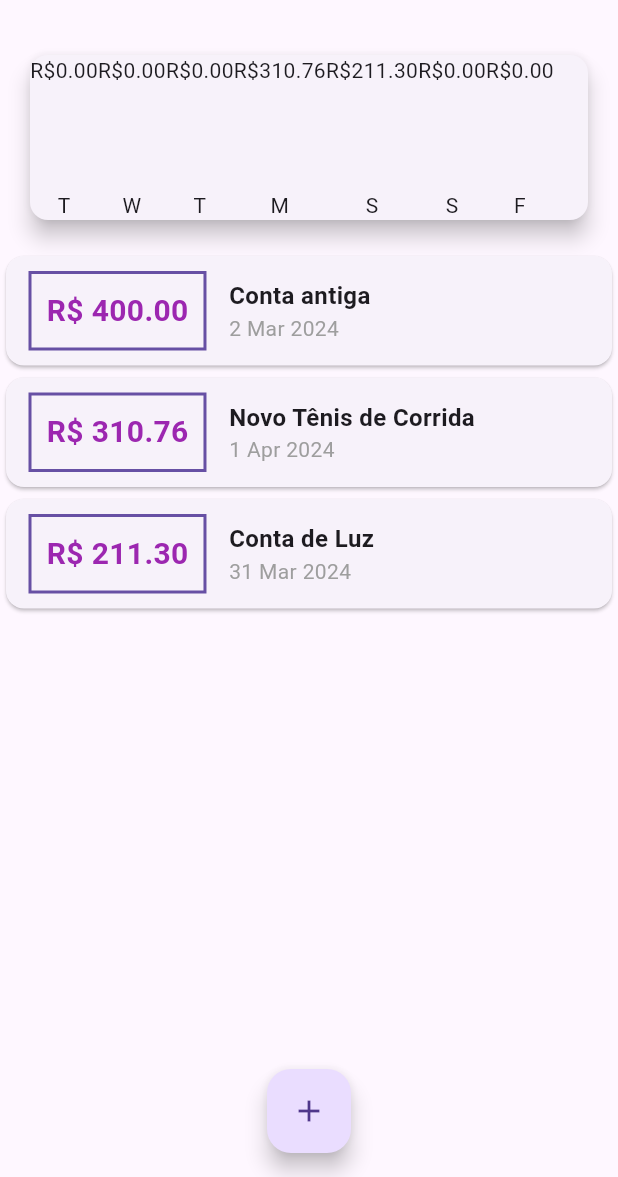
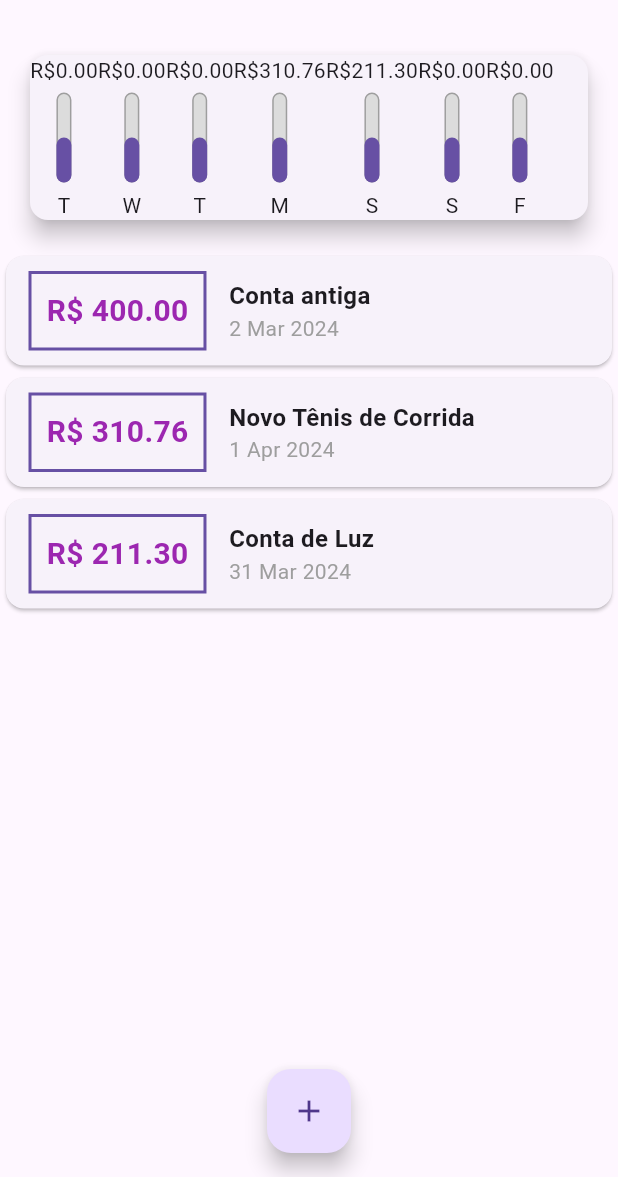
Before and after one commit to PedroHSiqueira/Flutter_Expenses, a Flutter app: the screen it shows after launch, on a phone screen of 412 x 824 dp, the part 59-1236 px from its top. Run offline on Flutter 3.47's test engine with Material 3 defaults, Android fonts, the phone set to English and light mode, and no system bars; Roboto replaces fonts that are missing (OpenSans).

Commit message:
🔨 Feat: Add color to the bar

```diff
--- a/lib/components/chart.dart
+++ b/lib/components/chart.dart
@@ -40,9 +40,10 @@ class Chart extends StatelessWidget {
       child: Row(
         children: groupedTrasaction.map((tr) {
           return ChartBar(
-              label: tr["day"] as String,
-              value: tr["value"] as double,
-              percentage: 0);
+            label: tr["day"] as String,
+            value: tr["value"] as double,
+            percentage: 0.5,
+          );
         }).toList(),
       ),
     );
--- a/lib/components/chart_bar.dart
+++ b/lib/components/chart_bar.dart
@@ -17,13 +17,38 @@ class ChartBar extends StatelessWidget {
     return Column(
       children: [
         Text("R\$${value.toStringAsFixed(2)}"),
-        const SizedBox(height: 5,),
+        const SizedBox(
+          height: 5,
+        ),
         Container(
           height: 60,
           width: 10,
-          child: null,
+          child: Stack(
+            alignment: Alignment.bottomCenter,
+            children: [
+              Container(
+                decoration: BoxDecoration(
+                    border: Border.all(
+                      color: Colors.grey,
+                      width: 1.0,
+                    ),
+                    color: const Color.fromRGBO(220, 220, 220, 1),
+                    borderRadius: BorderRadius.circular(5)),
+              ),
+              FractionallySizedBox(
+                heightFactor: percentage,
+                child: Container(
+                  decoration: BoxDecoration(
+                      color: Theme.of(context).primaryColor,
+                      borderRadius: BorderRadius.circular(5)),
+                ),
+              ),
+            ],
+          ),
         ),
-        const SizedBox(height: 5,),
+        const SizedBox(
+          height: 5,
+        ),
         Text(label),
       ],
     );
```
